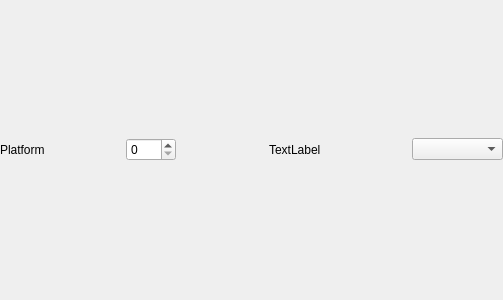
Before: the Qt Designer form Gems/Atom/Asset/ImageProcessingAtom/Code/Source/Editor/ResolutionSettingItemWidget.ui in accesspointmg/org.o3de.repo.atom, drawn with Qt 5.
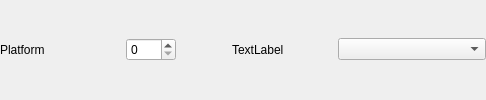
After: the same form once the commit is applied.

Commit message: Integrating review feedback. Aligned interface elements.

Diff of the .ui file:
```diff
--- a/Gems/Atom/Asset/ImageProcessingAtom/Code/Source/Editor/ResolutionSettingItemWidget.ui
+++ b/Gems/Atom/Asset/ImageProcessingAtom/Code/Source/Editor/ResolutionSettingItemWidget.ui
@@ -2,15 +2,7 @@
 <ui version="4.0">
     <class>ResolutionSettingItemWidget</class>
     <widget class="QWidget" name="ResolutionSettingItemWidget">
-        <property name="geometry">
-            <rect>
-                <x>0</x>
-                <y>0</y>
-                <width>465</width>
-                <height>300</height>
-            </rect>
-        </property>
-        <layout class="QGridLayout" name="gridLayout" columnminimumwidth="120,137,137,91">
+        <layout class="QGridLayout" name="gridLayout" columnminimumwidth="120,100,100,148">
             <property name="leftMargin">
                 <number>0</number>
             </property>
```
The commit also changes 6 other files.
